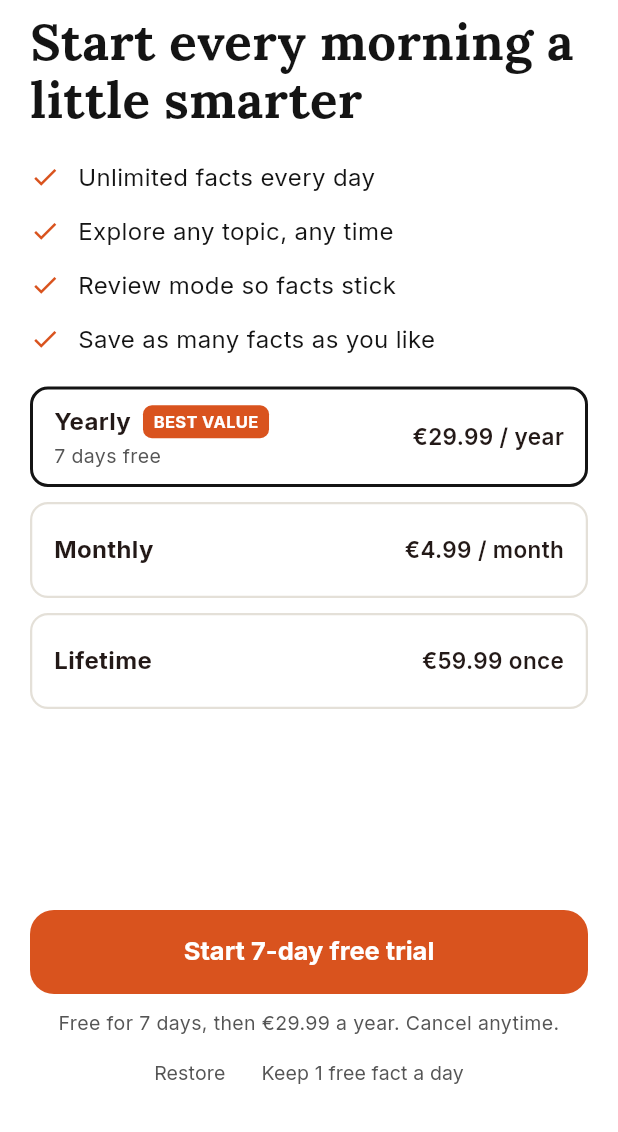
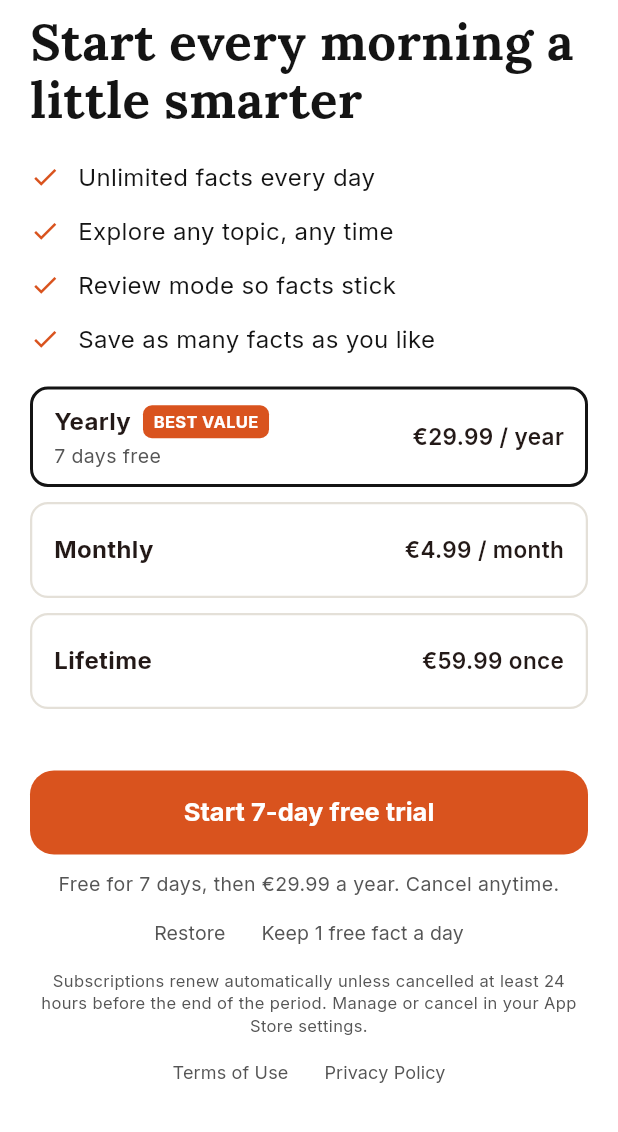
Before and after one commit to AlexLamper/morningfacts-app, a Flutter app: the PaywallScreen screen opened directly, on a phone screen of 412 x 824 dp, the part 104-1236 px from its top. Run offline on Flutter 3.47's test engine with Material 3 defaults, Android fonts, the phone set to English and light mode, and no system bars; our stand-ins replace flutter_local_notifications, flutter_riverpod, flutter_timezone, material_ui, shared_preferences, timezone; missing offline and left inert: purchases_flutter; accounts and stored records are empty.

Commit message:
Paywall: Terms, Privacy and auto-renew note for App Review; add support page
Co-Authored-By: Claude Opus 5.5 <noreply@anthropic.com>
Claude-Session: https://claude.ai/code/session_01WdEy4RUr5E7euhKgentTYz

```diff
--- a/morningfacts_mobile/lib/l10n.dart
+++ b/morningfacts_mobile/lib/l10n.dart
@@ -77,6 +77,9 @@ const _strings = <String, Map<String, String>>{
     'subscribe': 'Continue',
     'trialNote': 'Free for 7 days, then {price} a year. Cancel anytime.',
     'restore': 'Restore',
+    'terms': 'Terms of Use',
+    'privacy': 'Privacy Policy',
+    'renewNote': 'Subscriptions renew automatically unless cancelled at least 24 hours before the end of the period. Manage or cancel in your App Store settings.',
     'keepFree': 'Keep 1 free fact a day',
     'purchaseFailed': 'The purchase did not go through. Please try again.',
     'premiumLocked': 'Premium lets you explore any topic and get more than one fact a day.',
@@ -157,6 +160,9 @@ const _strings = <String, Map<String, String>>{
     'subscribe': 'Verder',
     'trialNote': '7 dagen gratis, daarna {price} per jaar. Altijd opzegbaar.',
     'restore': 'Herstellen',
+    'terms': 'Gebruiksvoorwaarden',
+    'privacy': 'Privacybeleid',
+    'renewNote': 'Abonnementen worden automatisch verlengd, tenzij je minstens 24 uur voor het einde van de periode opzegt. Beheer of zeg op in je App Store-instellingen.',
     'keepFree': 'Houd 1 gratis feit per dag',
     'purchaseFailed': 'De aankoop is niet gelukt. Probeer het opnieuw.',
     'premiumLocked': 'Met Premium ontdek je elk onderwerp en krijg je meer dan één feit per dag.',
--- a/morningfacts_mobile/lib/screens/paywall.dart
+++ b/morningfacts_mobile/lib/screens/paywall.dart
@@ -1,6 +1,7 @@
 import 'package:flutter_riverpod/flutter_riverpod.dart';
 import 'package:material_ui/material_ui.dart';
 import 'package:purchases_flutter/purchases_flutter.dart';
+import 'package:url_launcher/url_launcher.dart';
 
 import '../l10n.dart';
 import '../services/purchases.dart';
@@ -9,6 +10,11 @@ import '../theme.dart';
 import '../widgets/common.dart';
 
 enum _Plan { yearly, monthly, lifetime }
+
+const _termsUrl = 'https://www.apple.com/legal/internet-services/itunes/dev/stdeula/';
+const _privacyUrl = 'https://github.com/AlexLamper/morningfacts-app/blob/main/PRIVACY.md';
+
+void _open(String url) => launchUrl(Uri.parse(url), mode: LaunchMode.externalApplication);
 
 /// Soft paywall: closable, and the free daily fact always stays.
 /// Prices come from RevenueCat when configured, else the planned prices.
@@ -163,6 +169,21 @@ class _PaywallScreenState extends ConsumerState<PaywallScreen> {
                   ),
                 ],
               ),
+              if (plan != _Plan.lifetime)
+                Text(t('renewNote'), textAlign: TextAlign.center, style: AppText.small.copyWith(fontSize: 11)),
+              Wrap(
+                alignment: WrapAlignment.center,
+                children: [
+                  TextButton(
+                    onPressed: () => _open(_termsUrl),
+                    child: Text(t('terms'), style: AppText.small.copyWith(fontSize: 12)),
+                  ),
+                  TextButton(
+                    onPressed: () => _open(_privacyUrl),
+                    child: Text(t('privacy'), style: AppText.small.copyWith(fontSize: 12)),
+                  ),
+                ],
+              ),
             ],
           ),
         ),
--- a/morningfacts_mobile/pubspec.yaml
+++ b/morningfacts_mobile/pubspec.yaml
@@ -42,6 +42,7 @@ dependencies:
   timezone: ^0.11.2
   flutter_svg: ^2.3.4
   flutter_timezone: ^5.1.1
+  url_launcher: ^6.3.3
 
 dev_dependencies:
   flutter_test:
```
Also changed, not shown: morningfacts_mobile/pubspec.lock, 1 other file.
